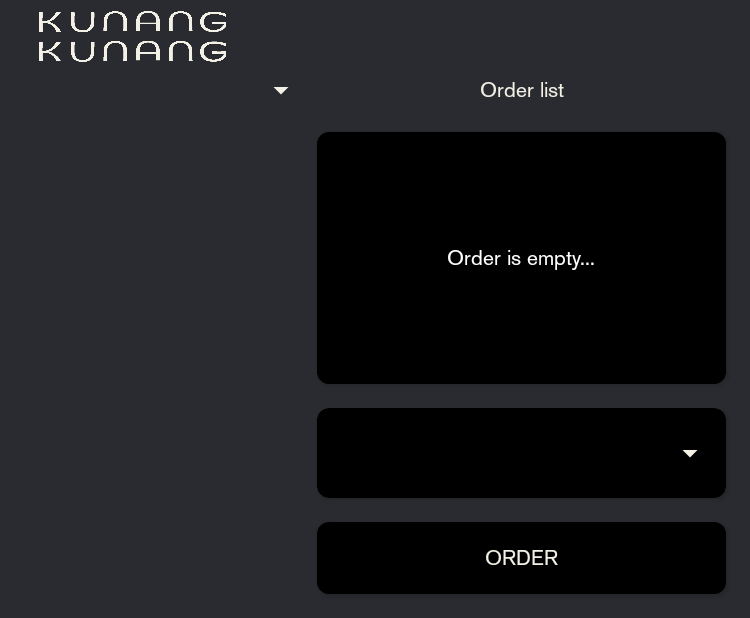
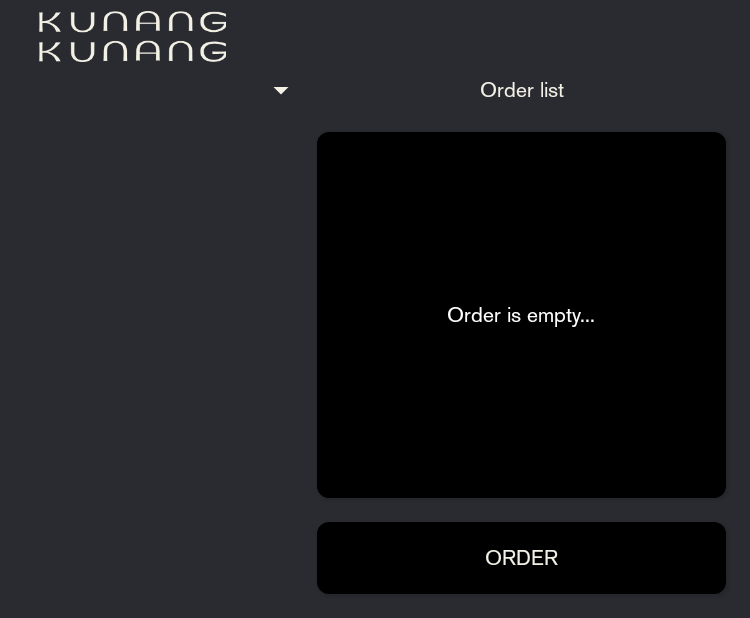
Before and after one commit to kunangkunang-dev/kkr-mobile, an Android app: the FnbActivity screen opened directly, with no data from a screen before it, on a phone screen of 824 x 412 dp (held sideways). Shown: the whole screen, without its empty margins (486-1236 px from the left). Run offline under Robolectric (Android 15) with nearby library versions, the phone set to English and light mode, and no system bars; pictures from the network do not load; 1 statement that could not run was skipped.

Commit message:
after-peter

```diff
--- a/app/src/main/java/com/kunangkunang/app/activity/FnbActivity.kt
+++ b/app/src/main/java/com/kunangkunang/app/activity/FnbActivity.kt
@@ -265,7 +265,7 @@ class FnbActivity : AppCompatActivity(), TransactionView<FnbCategory?>, Internal
         // Set click listener
         btn_fnb_order.setOnClickListener {
             if (order.isNotEmpty()) {
-                if (!isRestaurant) {
+                if (isRestaurant) {
                     selectedRoom.id?.let {
                         loadCustomerInfo = presenter.loadCustomerInfo(it)
                     } ?: kotlin.run {
@@ -282,7 +282,7 @@ class FnbActivity : AppCompatActivity(), TransactionView<FnbCategory?>, Internal
 
         // Start downloading data
         loadFnb = presenter.loadFnbCategory()
-        if (!isRestaurant) {
+        if (isRestaurant) {
             cvSpnRoom.visibility = View.VISIBLE
             loadRoom = presenter.loadRoom()
         } else {
@@ -425,7 +425,7 @@ class FnbActivity : AppCompatActivity(), TransactionView<FnbCategory?>, Internal
                 }
             }
 
-            val transactionData: TransactionData = if (!isRestaurant) {
+            val transactionData: TransactionData = if (isRestaurant) {
                 TransactionData(
                     selectedRoom.id!!,
                     view.et_dialog_notes.text.toString(),
--- a/app/src/main/java/com/kunangkunang/app/api/ApiServices.kt
+++ b/app/src/main/java/com/kunangkunang/app/api/ApiServices.kt
@@ -11,8 +11,7 @@ import com.kunangkunang.app.model.history.History
 import com.kunangkunang.app.model.item.Item
 import com.kunangkunang.app.model.laundry.Laundry
 import com.kunangkunang.app.model.login.Login
-import com.kunangkunang.app.model.login.LoginData
-import com.kunangkunang.app.model.login.LoginRequest
+import com.kunangkunang.app.model.login.RoomRequest
 import com.kunangkunang.app.model.logout.Logout
 import com.kunangkunang.app.model.news.DetailNews
 import com.kunangkunang.app.model.news.News
@@ -63,8 +62,7 @@ interface ApiServices {
 
     @POST("event/logout")
     fun logOut(
-        @Query("room_id") roomId: Int,
-        @Query("password") password: String
+        @Body logoutData: RoomRequest
     ): Call<Logout>
 
 //    @GET("api/news/{id}")
@@ -78,7 +76,7 @@ interface ApiServices {
 
     @POST("event/login")
     fun getLoginData(
-        @Body loginData: LoginRequest
+        @Body loginData: RoomRequest
     ): Call<Login>
 
     @POST("api/room/checkout")
@@ -91,7 +89,7 @@ interface ApiServices {
     fun getConfig(): Call<Config>
 
     @POST("event/check-password")
-    fun verifyPassword(@Query("password") password: String): Call<Status>
+    fun verifyPassword(@Body loginData: RoomRequest): Call<Status>
 
     @GET("data/get-history")
     fun getHistory(
@@ -99,8 +97,8 @@ interface ApiServices {
         @Query("customer_id") customerId: Int?
     ): Call<History>
 
-    @POST("event/send-notification")
-    fun requestHelp(@Query("message") roomName: String): Call<Status>
+    @GET("event/send-notification")
+    fun requestHelp(@Query("room_name") roomName: String): Call<Status>
 
     @POST("event/send-review")
     fun submitReview(@Body review: Review): Call<Status>
--- a/app/src/main/java/com/kunangkunang/app/model/login/LoginRequest.kt
+++ b/app/src/main/java/com/kunangkunang/app/model/login/RoomRequest.kt
@@ -2,7 +2,7 @@ package com.kunangkunang.app.model.login
 
 import com.google.gson.annotations.SerializedName
 
-data class LoginRequest (
+data class RoomRequest (
     @SerializedName("room_id")
     val roomId: Int? = null,
 
--- /dev/null
+++ b/app/src/main/res/drawable/ic_kunangkunang_logo.xml
@@ -0,0 +1,46 @@
+<vector xmlns:android="http://schemas.android.com/apk/res/android"
+    android:width="350.053dp"
+    android:height="95.1977dp"
+    android:viewportWidth="350.053"
+    android:viewportHeight="95.1977">
+  <group>
+    <clip-path
+        android:pathData="M0,-0L350.053,-0L350.053,95.198L0,95.198Z"/>
+    <path
+        android:fillColor="#f3f0e6"
+        android:pathData="M32.177,38.508C31.025,32.162 23.425,22.322 10.19,22.322C9.336,22.322 8.459,22.364 7.582,22.446L6.466,22.552L6.476,23.674C6.518,27.876 6.661,32.492 6.935,38.508L0.59,38.508C1.111,28.945 1.114,12.279 0.6,2.632C1.879,2.766 2.232,2.833 3.434,2.833C4.571,2.833 5.687,2.772 6.767,2.654C6.539,7.513 6.424,12.61 6.424,17.826L6.424,19.023L7.621,19.047L8.172,19.052C21.732,19.052 28.624,9.122 31.681,2.62C33.211,2.792 35.019,2.884 36.881,2.884C38.159,2.884 39.429,2.842 40.646,2.76C34.893,10.492 24.857,19.29 17.596,20.653L16.601,20.839L16.601,20.416L17.687,20.536C25.346,21.387 37.546,29.679 40.682,38.508Z"/>
+    <path
+        android:fillColor="#f3f0e6"
+        android:pathData="M81.748,39.644C67.711,39.644 59.981,32.868 59.981,20.562C59.981,12.608 59.876,6.848 59.652,2.639C60.873,2.766 62.131,2.832 63.358,2.832C64.518,2.832 65.618,2.775 66.648,2.662C66.423,6.896 66.321,12.588 66.321,20.769C66.321,30.64 71.944,36.3 81.748,36.3C91.519,36.3 97.123,30.64 97.123,20.769C97.123,12.967 97.075,7.082 96.844,2.638C98.066,2.766 99.324,2.832 100.551,2.832C101.718,2.832 102.824,2.775 103.859,2.661C103.672,6.944 103.567,13.338 103.567,20.562C103.567,32.689 95.614,39.644 81.748,39.644"/>
+    <path
+        android:fillColor="#f3f0e6"
+        android:pathData="M127.785,37.575C126.564,37.448 125.305,37.382 124.078,37.382C122.912,37.382 121.806,37.438 120.771,37.554C120.958,33.27 121.063,26.877 121.063,19.651C121.063,7.524 129.015,0.569 142.881,0.569C156.918,0.569 164.648,7.346 164.648,19.651C164.648,27.61 164.753,33.369 164.978,37.575C163.756,37.448 162.498,37.382 161.272,37.382C160.112,37.382 159.011,37.438 157.982,37.551C158.208,33.318 158.309,27.628 158.309,19.445C158.309,9.575 152.686,3.913 142.881,3.913C133.11,3.913 127.506,9.575 127.506,19.445C127.506,27.239 127.555,33.119 127.785,37.575"/>
+    <path
+        android:fillColor="#f3f0e6"
+        android:pathData="M250.023,37.575C248.802,37.448 247.544,37.382 246.317,37.382C245.151,37.382 244.044,37.438 243.009,37.554C243.197,33.27 243.302,26.877 243.302,19.651C243.302,7.524 251.253,0.569 265.12,0.569C279.156,0.569 286.885,7.346 286.885,19.651C286.885,27.61 286.991,33.369 287.216,37.575C285.995,37.448 284.737,37.382 283.51,37.382C282.35,37.382 281.25,37.438 280.221,37.551C280.445,33.318 280.547,27.628 280.547,19.445C280.547,9.575 274.923,3.913 265.12,3.913C255.349,3.913 249.745,9.575 249.745,19.445C249.745,27.239 249.794,33.119 250.023,37.575"/>
+    <path
+        android:fillColor="#f3f0e6"
+        android:pathData="M326.944,39.231C310.977,39.231 301.819,32.314 301.819,20.254C301.819,8.217 310.999,1.587 327.667,1.587C331.423,1.587 340.959,1.976 350.06,5.493C349.859,7.438 349.8,9.189 349.886,10.731C343.364,7.321 335.441,5.395 327.77,5.395C315.802,5.395 308.367,11.088 308.367,20.254C308.367,29.501 315.659,35.474 326.944,35.474C332.062,35.474 341.297,34.22 345.643,25.825L346.566,24.043L344.559,24.043C337.175,24.043 329.371,24.333 324.407,24.777C324.507,23.344 324.461,21.67 324.276,20.035C328.504,20.199 333.055,20.286 337.534,20.286C342.009,20.286 346.469,20.2 350.53,20.036C350.334,22.458 350.372,25.485 350.643,28.096C347.202,34.974 338.164,39.231 326.944,39.231"/>
+    <path
+        android:fillColor="#f3f0e6"
+        android:pathData="M204,3.344C194.229,3.344 188.625,9.006 188.625,18.876L188.626,21.63L219.426,21.63L219.428,18.876C219.428,9.006 213.805,3.344 204,3.344M188.903,37.006C187.683,36.878 186.424,36.813 185.197,36.813C184.031,36.813 182.925,36.87 181.891,36.985C182.077,32.701 182.183,26.307 182.183,19.082C182.183,6.955 190.134,0 204,0C218.036,0 225.767,6.776 225.767,19.082C225.767,27.041 225.871,32.801 226.097,37.006C224.875,36.878 223.617,36.813 222.391,36.813C221.23,36.813 220.13,36.87 219.102,36.982C219.26,33.96 219.358,30.112 219.4,25.284L219.411,24.053L188.634,24.053L188.642,25.281C188.673,30.404 188.755,34.11 188.903,37.006"/>
+    <path
+        android:fillColor="#f3f0e6"
+        android:pathData="M32.177,94.062C31.025,87.716 23.425,77.875 10.19,77.875C9.336,77.875 8.459,77.917 7.582,77.999L6.466,78.106L6.476,79.228C6.518,83.43 6.661,88.046 6.935,94.062L0.59,94.062C1.111,84.499 1.114,67.832 0.6,58.186C1.879,58.32 2.232,58.386 3.434,58.386C4.571,58.386 5.687,58.326 6.767,58.207C6.539,63.067 6.424,68.164 6.424,73.38L6.424,74.577L7.621,74.601L8.172,74.606C21.732,74.606 28.624,64.676 31.681,58.174C33.211,58.345 35.019,58.437 36.881,58.437C38.159,58.437 39.429,58.396 40.646,58.314C34.893,66.045 24.857,74.844 17.596,76.207L16.601,76.393L16.601,75.969L17.687,76.089C25.346,76.941 37.546,85.233 40.682,94.062Z"/>
+    <path
+        android:fillColor="#f3f0e6"
+        android:pathData="M81.748,95.198C67.711,95.198 59.981,88.422 59.981,76.116C59.981,68.162 59.876,62.402 59.652,58.193C60.873,58.32 62.131,58.386 63.358,58.386C64.518,58.386 65.618,58.329 66.648,58.216C66.423,62.451 66.321,68.142 66.321,76.324C66.321,86.194 71.944,91.854 81.748,91.854C91.519,91.854 97.123,86.194 97.123,76.324C97.123,68.521 97.075,62.636 96.844,58.192C98.066,58.32 99.324,58.386 100.551,58.386C101.718,58.386 102.824,58.329 103.859,58.215C103.672,62.498 103.567,68.891 103.567,76.116C103.567,88.243 95.614,95.198 81.748,95.198"/>
+    <path
+        android:fillColor="#f3f0e6"
+        android:pathData="M127.785,93.128C126.564,93 125.305,92.935 124.078,92.935C122.912,92.935 121.806,92.992 120.771,93.107C120.958,88.823 121.063,82.43 121.063,75.204C121.063,63.077 129.015,56.122 142.881,56.122C156.918,56.122 164.648,62.898 164.648,75.204C164.648,83.162 164.753,88.923 164.978,93.128C163.756,93 162.498,92.935 161.272,92.935C160.112,92.935 159.011,92.992 157.982,93.104C158.208,88.87 158.309,83.181 158.309,74.997C158.309,65.127 152.686,59.466 142.881,59.466C133.11,59.466 127.506,65.127 127.506,74.997C127.506,82.792 127.555,88.673 127.785,93.128"/>
+    <path
+        android:fillColor="#f3f0e6"
+        android:pathData="M250.023,93.128C248.802,93 247.544,92.935 246.317,92.935C245.151,92.935 244.044,92.992 243.009,93.107C243.197,88.823 243.302,82.43 243.302,75.204C243.302,63.077 251.253,56.122 265.12,56.122C279.156,56.122 286.885,62.898 286.885,75.204C286.885,83.162 286.991,88.923 287.216,93.128C285.995,93 284.737,92.935 283.51,92.935C282.35,92.935 281.25,92.992 280.221,93.104C280.445,88.87 280.547,83.181 280.547,74.997C280.547,65.127 274.923,59.466 265.12,59.466C255.349,59.466 249.745,65.127 249.745,74.997C249.745,82.792 249.794,88.673 250.023,93.128"/>
+    <path
+        android:fillColor="#f3f0e6"
+        android:pathData="M326.944,94.785C310.977,94.785 301.819,87.868 301.819,75.807C301.819,63.77 310.999,57.139 327.667,57.139C331.423,57.139 340.959,57.528 350.06,61.047C349.859,62.992 349.8,64.743 349.886,66.285C343.364,62.875 335.441,60.947 327.77,60.947C315.802,60.947 308.367,66.642 308.367,75.807C308.367,85.055 315.659,91.027 326.944,91.027C332.062,91.027 341.297,89.773 345.643,81.379L346.566,79.596L344.559,79.596C337.175,79.596 329.371,79.885 324.407,80.33C324.507,78.896 324.461,77.223 324.276,75.589C328.504,75.753 333.055,75.84 337.534,75.84C342.009,75.84 346.469,75.754 350.53,75.59C350.334,78.011 350.372,81.038 350.643,83.648C347.202,90.526 338.164,94.785 326.944,94.785"/>
+    <path
+        android:fillColor="#f3f0e6"
+        android:pathData="M204,58.898C194.229,58.898 188.625,64.559 188.625,74.429L188.626,77.183L219.426,77.183L219.428,74.429C219.428,64.559 213.805,58.898 204,58.898M188.903,92.56C187.683,92.432 186.424,92.367 185.197,92.367C184.031,92.367 182.925,92.423 181.891,92.539C182.077,88.254 182.183,81.861 182.183,74.635C182.183,62.508 190.134,55.553 204,55.553C218.036,55.553 225.767,62.33 225.767,74.635C225.767,82.594 225.871,88.355 226.097,92.56C224.875,92.432 223.617,92.367 222.391,92.367C221.23,92.367 220.13,92.423 219.102,92.536C219.26,89.513 219.358,85.666 219.4,80.838L219.411,79.607L188.634,79.607L188.642,80.835C188.673,85.958 188.755,89.664 188.903,92.56"/>
+  </group>
+</vector>
--- a/app/src/main/res/layout/activity_amenities.xml
+++ b/app/src/main/res/layout/activity_amenities.xml
@@ -41,7 +41,7 @@
                     app:layout_constraintEnd_toEndOf="parent"
                     app:layout_constraintStart_toStartOf="parent"
                     app:layout_constraintTop_toTopOf="parent"
-                    app:srcCompat="@drawable/logo" />
+                    app:srcCompat="@drawable/ic_kunangkunang_logo" />
 
             </androidx.constraintlayout.widget.ConstraintLayout>
 
--- a/app/src/main/res/layout/activity_fnb.xml
+++ b/app/src/main/res/layout/activity_fnb.xml
@@ -41,7 +41,7 @@
                     app:layout_constraintEnd_toEndOf="parent"
                     app:layout_constraintStart_toStartOf="parent"
                     app:layout_constraintTop_toTopOf="parent"
-                    app:srcCompat="@drawable/logo" />
+                    app:srcCompat="@drawable/ic_kunangkunang_logo" />
 
             </androidx.constraintlayout.widget.ConstraintLayout>
 
--- a/app/src/main/res/layout/activity_laundry.xml
+++ b/app/src/main/res/layout/activity_laundry.xml
@@ -41,7 +41,7 @@
                     app:layout_constraintEnd_toEndOf="parent"
                     app:layout_constraintStart_toStartOf="parent"
                     app:layout_constraintTop_toTopOf="parent"
-                    app:srcCompat="@drawable/logo" />
+                    app:srcCompat="@drawable/ic_kunangkunang_logo" />
 
             </androidx.constraintlayout.widget.ConstraintLayout>
 
--- a/app/src/main/res/layout/activity_login.xml
+++ b/app/src/main/res/layout/activity_login.xml
@@ -18,7 +18,7 @@
         app:layout_constraintEnd_toEndOf="parent"
         app:layout_constraintStart_toStartOf="parent"
         app:layout_constraintTop_toTopOf="parent"
-        app:srcCompat="@drawable/logo" />
+        app:srcCompat="@drawable/ic_kunangkunang_logo" />
 
     <LinearLayout
         android:id="@+id/linearLayout"
--- a/app/src/main/res/layout/activity_main.xml
+++ b/app/src/main/res/layout/activity_main.xml
@@ -41,7 +41,7 @@
                     app:layout_constraintEnd_toEndOf="parent"
                     app:layout_constraintStart_toStartOf="parent"
                     app:layout_constraintTop_toTopOf="parent"
-                    app:srcCompat="@drawable/logo" />
+                    app:srcCompat="@drawable/ic_kunangkunang_logo" />
 
                 <ImageView
                     android:id="@+id/img_notification"
@@ -69,7 +69,7 @@
                     android:id="@+id/tv_room_id"
                     android:layout_width="wrap_content"
                     android:layout_height="wrap_content"
-                    android:layout_marginStart="16dp"
+                    android:layout_marginStart="8dp"
                     android:textColor="@android:color/white"
                     android:textSize="14sp"
                     app:layout_constraintBottom_toBottomOf="@+id/img_chat"
--- a/app/src/main/res/layout/activity_news.xml
+++ b/app/src/main/res/layout/activity_news.xml
@@ -41,7 +41,7 @@
                     app:layout_constraintEnd_toEndOf="parent"
                     app:layout_constraintStart_toStartOf="parent"
                     app:layout_constraintTop_toTopOf="parent"
-                    app:srcCompat="@drawable/logo" />
+                    app:srcCompat="@drawable/ic_kunangkunang_logo" />
 
             </androidx.constraintlayout.widget.ConstraintLayout>
 
--- a/app/src/main/res/layout/activity_spa.xml
+++ b/app/src/main/res/layout/activity_spa.xml
@@ -41,7 +41,7 @@
                     app:layout_constraintEnd_toEndOf="parent"
                     app:layout_constraintStart_toStartOf="parent"
                     app:layout_constraintTop_toTopOf="parent"
-                    app:srcCompat="@drawable/logo" />
+                    app:srcCompat="@drawable/ic_kunangkunang_logo" />
 
             </androidx.constraintlayout.widget.ConstraintLayout>
 
--- a/app/src/main/res/layout/activity_title.xml
+++ b/app/src/main/res/layout/activity_title.xml
@@ -41,7 +41,7 @@
                     app:layout_constraintEnd_toEndOf="parent"
                     app:layout_constraintStart_toStartOf="parent"
                     app:layout_constraintTop_toTopOf="parent"
-                    app:srcCompat="@drawable/logo" />
+                    app:srcCompat="@drawable/ic_kunangkunang_logo" />
 
             </androidx.constraintlayout.widget.ConstraintLayout>
 
```
Also changed, not shown: app/src/main/java/com/kunangkunang/app/activity/LoginActivity.kt (+12 -5 lines), app/src/main/java/com/kunangkunang/app/activity/MainActivity.kt (+22 -1 lines), app/src/main/java/com/kunangkunang/app/api/AppRepository.kt (+5 -5 lines).
